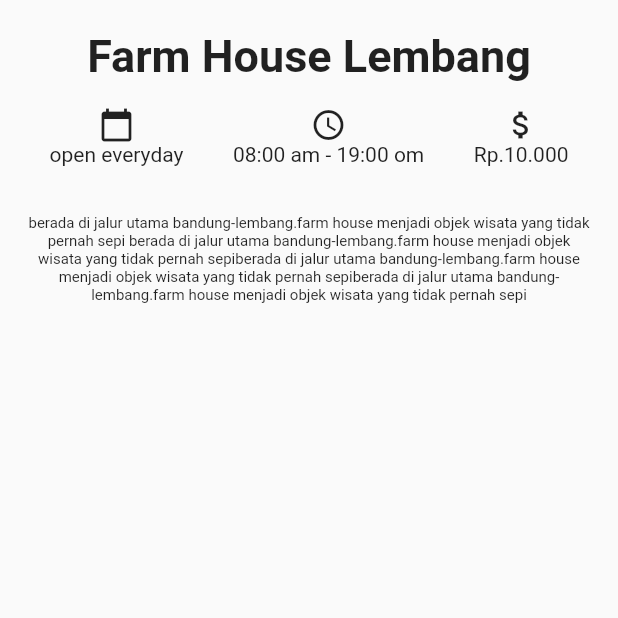
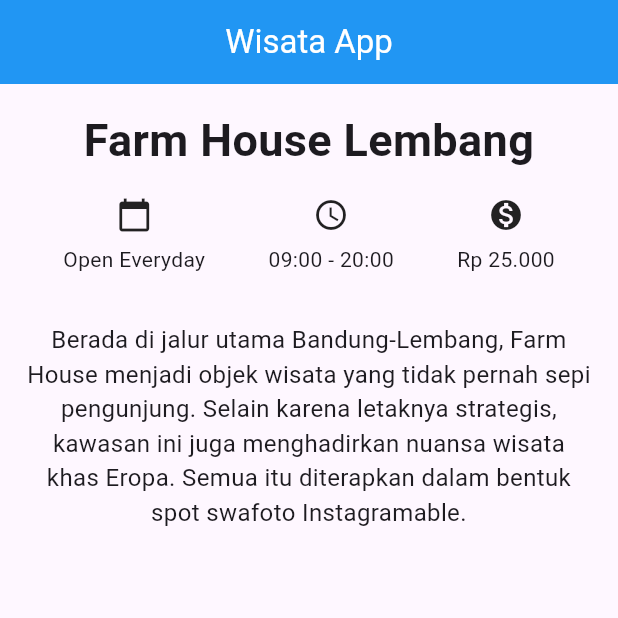
Before and after one commit to FiqriAsshidiq/Pratikum-Mobile, a Flutter app: the screen it shows after launch, on a phone screen of 412 x 824 dp, the top half of it. Run offline on Flutter 3.47's test engine with Material 2 defaults, Android fonts, the phone set to English and light mode, and no system bars.

Commit message:
new detail screen

```diff
--- /dev/null
+++ b/pertemuan4/lib/detailScreen.dart
@@ -0,0 +1,73 @@
+import 'package:flutter/material.dart';
+
+class DetailScreen extends StatelessWidget {
+  const DetailScreen({super.key});
+
+  @override
+  Widget build(BuildContext context) {
+    return Scaffold(
+      appBar: AppBar(
+        backgroundColor: Colors.blue,
+        title: Center(
+            child: Text(
+          'Wisata App',
+          style: TextStyle(color: Colors.white),
+        )),
+      ),
+      body: SafeArea(
+        child: Column(
+          children: [
+            Container(
+              margin: const EdgeInsets.only(top: 16.0),
+              child: const Text(
+                'Farm House Lembang',
+                textAlign: TextAlign.center,
+                style: TextStyle(
+                  fontSize: 30.0,
+                  fontWeight: FontWeight.bold,
+                ),
+              ),
+            ),
+            Container(
+              margin: const EdgeInsets.symmetric(vertical: 16.0),
+              child: Row(
+                mainAxisAlignment: MainAxisAlignment.spaceEvenly,
+                children: <Widget>[
+                  Column(
+                    children: const <Widget>[
+                      Icon(Icons.calendar_today),
+                      SizedBox(height: 8.0),
+                      Text('Open Everyday'),
+                    ],
+                  ),
+                  Column(
+                    children: const <Widget>[
+                      Icon(Icons.access_time),
+                      SizedBox(height: 8.0),
+                      Text('09:00 - 20:00')
+                    ],
+                  ),
+                  Column(
+                    children: const <Widget>[
+                      Icon(Icons.monetization_on),
+                      SizedBox(height: 8.0),
+                      Text('Rp 25.000'),
+                    ],
+                  )
+                ],
+              ),
+            ),
+            Container(
+              padding: const EdgeInsets.all(16.0),
+              child: const Text(
+                'Berada di jalur utama Bandung-Lembang, Farm House menjadi objek wisata yang tidak pernah sepi pengunjung. Selain karena letaknya strategis, kawasan ini juga menghadirkan nuansa wisata khas Eropa. Semua itu diterapkan dalam bentuk spot swafoto Instagramable.',
+                textAlign: TextAlign.center,
+                style: TextStyle(fontSize: 16.0),
+              ),
+            )
+          ],
+        ),
+      ),
+    );
+  }
+}
--- a/pertemuan4/lib/main.dart
+++ b/pertemuan4/lib/main.dart
@@ -1,4 +1,5 @@
 import 'package:flutter/material.dart';
+import 'package:pertemuan4/detailScreen.dart';
 
 void main() {
   runApp(const MyApp());
@@ -11,79 +12,11 @@ class MyApp extends StatelessWidget {
   @override
   Widget build(BuildContext context) {
     return MaterialApp(
-      title: 'Wisata Bandung',
-      theme: ThemeData(),
-      home: const DetailScreen(),
-    );
+        title: 'Flutter Demo',
+        theme: ThemeData(
+          colorScheme: ColorScheme.fromSeed(seedColor: Colors.deepPurple),
+          useMaterial3: true,
+        ),
+        home: DetailScreen());
   }
 }
-
-class DetailScreen extends StatelessWidget {
-  const DetailScreen({Key? key}) : super(key: key);
-  @override
-  Widget build(BuildContext context) {
-    return Scaffold(
-      body: SafeArea(
-        child: Column(
-          crossAxisAlignment: CrossAxisAlignment.stretch,
-          children: <Widget>[
-            Container(
-              margin: const EdgeInsets.only(top: 20.0),
-              child: const Text(
-                'Farm House Lembang',
-                textAlign: TextAlign.center,
-                style: TextStyle(
-                  fontSize: 30.0,
-                  fontWeight: FontWeight.bold,
-                ),
-              ),
-            ),
-            Container(
-              margin: const EdgeInsets.symmetric(vertical: 16.0),
-              child: Row(
-                mainAxisAlignment: MainAxisAlignment.spaceEvenly,
-                children: <Widget>[
-                  Column(
-                    children: const <Widget>[
-                      Icon(Icons.calendar_today),
-                      SizedBox(
-                        height: 0.0,
-                      ),
-                      Text('open everyday'),
-                    ],
-                  ),
-                  Column(
-                    children: const <Widget>[
-                      Icon(Icons.access_time),
-                      SizedBox(
-                        height: 0.0,
-                      ),
-                      Text('08:00 am - 19:00 om'),
-                    ],
-                  ),
-                  Column(
-                    children: const <Widget>[
-                      Icon(Icons.attach_money),
-                      SizedBox(
-                        height: 0.0,
-                      ),
-                      Text('Rp.10.000'),
-                    ],
-                  ),
-                ],
-              ),
-            ),
-            Container(
-              padding: const EdgeInsets.all(16),
-              child: const Text(
-                'berada di jalur utama bandung-lembang.farm house menjadi objek wisata yang tidak pernah sepi berada di jalur utama bandung-lembang.farm house menjadi objek wisata yang tidak pernah sepiberada di jalur utama bandung-lembang.farm house menjadi objek wisata yang tidak pernah sepiberada di jalur utama bandung-lembang.farm house menjadi objek wisata yang tidak pernah sepi',
-                textAlign: TextAlign.center,
-                style: TextStyle(fontSize: 10.0),
-              ),
-            )
-          ],
-        ),
-      ),
-    );
-  }
-}
```
Also changed, not shown: 1 other file.
